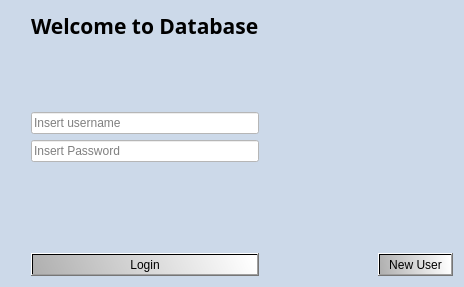
Qt form verklegt_vika_3/verklegt_GUI/UI/loginwindow.ui (vilhjalmur12/verklegt_1) before a commit.
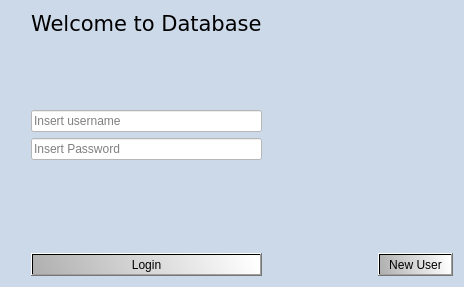
The same form after that commit. Icons and pictures are not drawn.

Commit message: Komnar 2 adrar icon myndir ooooog svo stelesheet vinnsla a createuer, loginwindow og errorwindow

Patch:
```diff
--- a/verklegt_vika_3/verklegt_GUI/UI/loginwindow.ui
+++ b/verklegt_vika_3/verklegt_GUI/UI/loginwindow.ui
@@ -26,11 +26,8 @@
   <property name="styleSheet">
    <string notr="true">QWidget{
 background-color: rgb(204, 217, 233);
-}
-
-QLabel::label_head{
-font: 16pt &quot;Sylfaen&quot;;
-font-weight: bold;
+font-family: &quot;Verdana&quot;;
+font-size: 9pt;
 }
 
 QLineEdit{
@@ -72,15 +69,12 @@
         <widget class="QLabel" name="label_head">
          <property name="font">
           <font>
-           <family>Sylfaen</family>
-           <pointsize>16</pointsize>
-           <weight>75</weight>
-           <italic>false</italic>
-           <bold>true</bold>
+           <family>Verdana</family>
+           <pointsize>9</pointsize>
           </font>
          </property>
          <property name="text">
-          <string>Welcome to Database</string>
+          <string>&lt;html&gt;&lt;head/&gt;&lt;body&gt;&lt;p&gt;&lt;span style=&quot; font-size:16pt; font-family: Verdana&quot;&gt;Welcome to Database&lt;/span&gt;&lt;/p&gt;&lt;/body&gt;&lt;/html&gt;</string>
          </property>
         </widget>
        </item>
```
Left out of the diff: 2 changed lines with no effect on the pictures. The commit also changes 5 other files.
